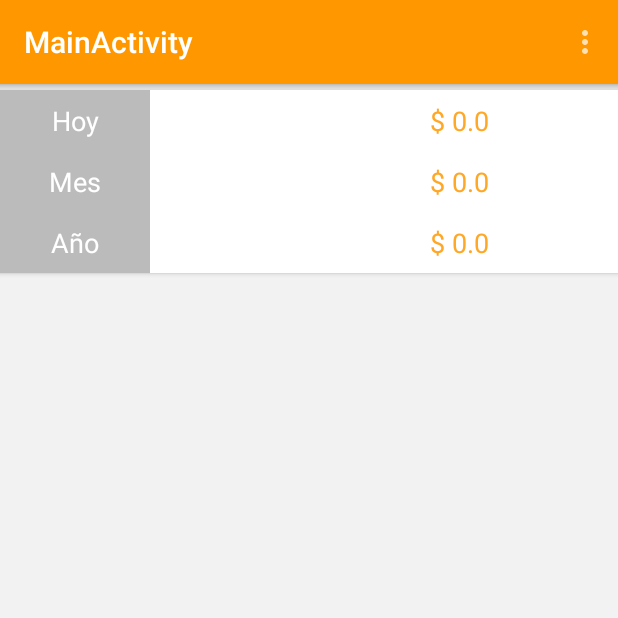
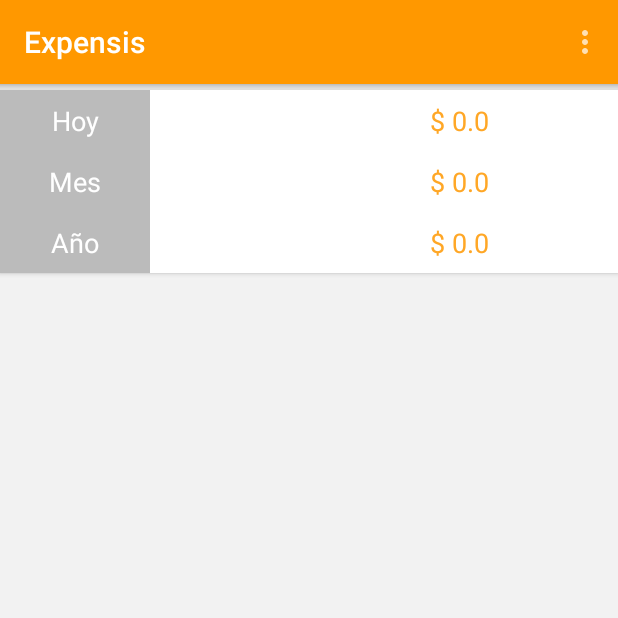
Before and after one commit to brunocascio/expensis, an Android app: the screen it shows after launch (MainActivity), on a phone screen of 412 x 824 dp, the top half of it. Run offline under Robolectric (Android 15) with nearby library versions, the phone set to English and light mode, and no system bars; libraries missing offline, so code that uses them is left out: com.melnykov.fab, com.orm, com.orm.query; plain views replace FloatingActionButton; 3 statements that could not run were skipped.

Commit message:
se quita animaciones del listado, fixes algunos bugs

```diff
--- a/app/src/main/java/com/brunocascio/expensis/Expense.java
+++ b/app/src/main/java/com/brunocascio/expensis/Expense.java
@@ -2,6 +2,7 @@ package com.brunocascio.expensis;
 
 import com.brunocascio.expensis.Exceptions.InvalidFieldsException;
 import com.orm.SugarRecord;
+import com.orm.dsl.Ignore;
 import com.orm.query.Condition;
 import com.orm.query.Select;
 
@@ -21,6 +22,8 @@ public class Expense extends SugarRecord<Expense> {
     private int month;
     private int day;
     private int year;
+
+    @Ignore
     private static List<Expense> recentlyExpenses;
 
     public Expense(){}
--- a/app/src/main/java/com/brunocascio/expensis/ExpenseAdapter.java
+++ b/app/src/main/java/com/brunocascio/expensis/ExpenseAdapter.java
@@ -47,7 +47,7 @@ public class ExpenseAdapter extends RecyclerView.Adapter<ExpenseAdapter.ExpenseV
         viewHolder.date.setText(e.getFullDateWithOutYear());
 
         // Here you apply the animation when the view is bound
-        setAnimation(viewHolder.container);
+        //setAnimation(viewHolder.container);
     }
 
     private void setAnimation(View viewToAnimate)
--- a/app/src/main/java/com/brunocascio/expensis/MainActivity.java
+++ b/app/src/main/java/com/brunocascio/expensis/MainActivity.java
@@ -53,6 +53,7 @@ public class MainActivity extends ActionBarActivity {
         toolbar = (Toolbar) findViewById(R.id.app_bar);
         setSupportActionBar(toolbar);
         getSupportActionBar().setDisplayShowHomeEnabled(true);
+        getSupportActionBar().setTitle(R.string.app_name);
 
         // get expenses
         expenses = getExpenses();
@@ -61,7 +62,6 @@ public class MainActivity extends ActionBarActivity {
         mTotal = getTotalAmounts();
 
         // Statistics
-
         // TODO: correct currencyCode
         String currencyCode = "$";
 
--- a/app/src/main/res/layout/activity_main.xml
+++ b/app/src/main/res/layout/activity_main.xml
@@ -116,7 +116,6 @@
                         android:layout_margin="16dp"
                         fab:fab_colorNormal="@color/orange"
                         fab:fab_colorPressed="@color/white"
-                        fab:fab_type="mini"
                         fab:fab_colorRipple="@color/ripple_material_light"
                         android:src="@drawable/ic_action_new" />
             </FrameLayout>
--- a/app/src/main/res/layout/activity_new_expense.xml
+++ b/app/src/main/res/layout/activity_new_expense.xml
@@ -40,6 +40,7 @@
                 android:textColor="@color/grey"
                 android:textColorHint="@color/grey_light"
                 android:hint="@string/description"
+                android:singleLine="true"
                 android:maxLength="50"/>
 
             <EditText
```
Also changed, not shown: 1 other file.
